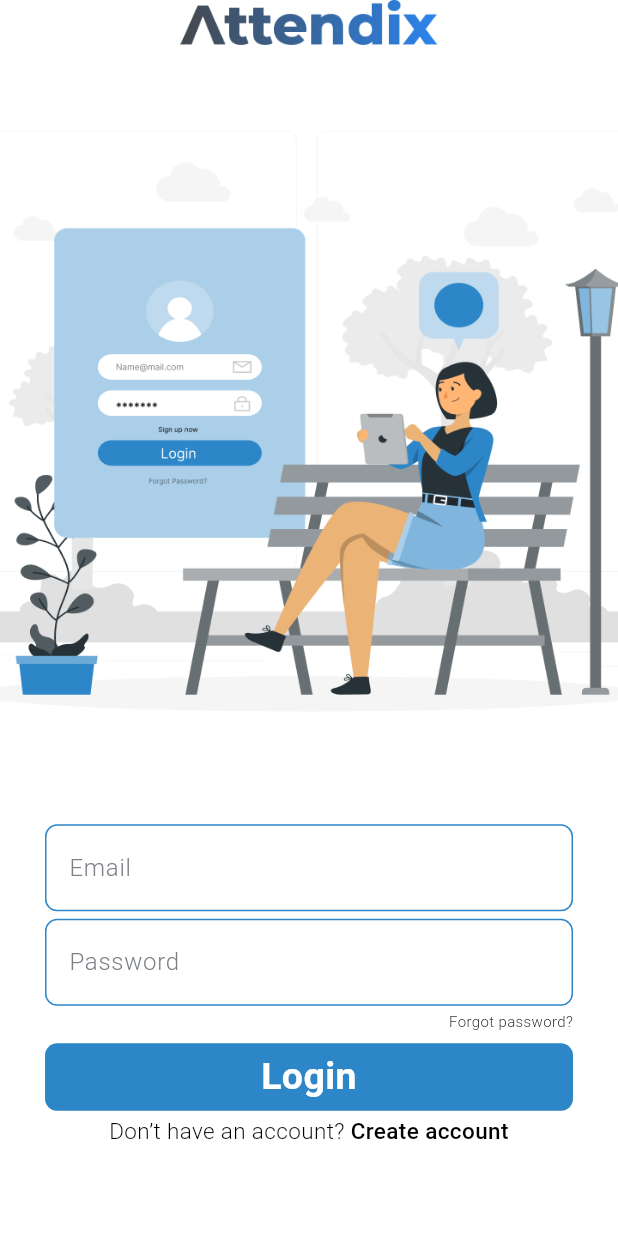
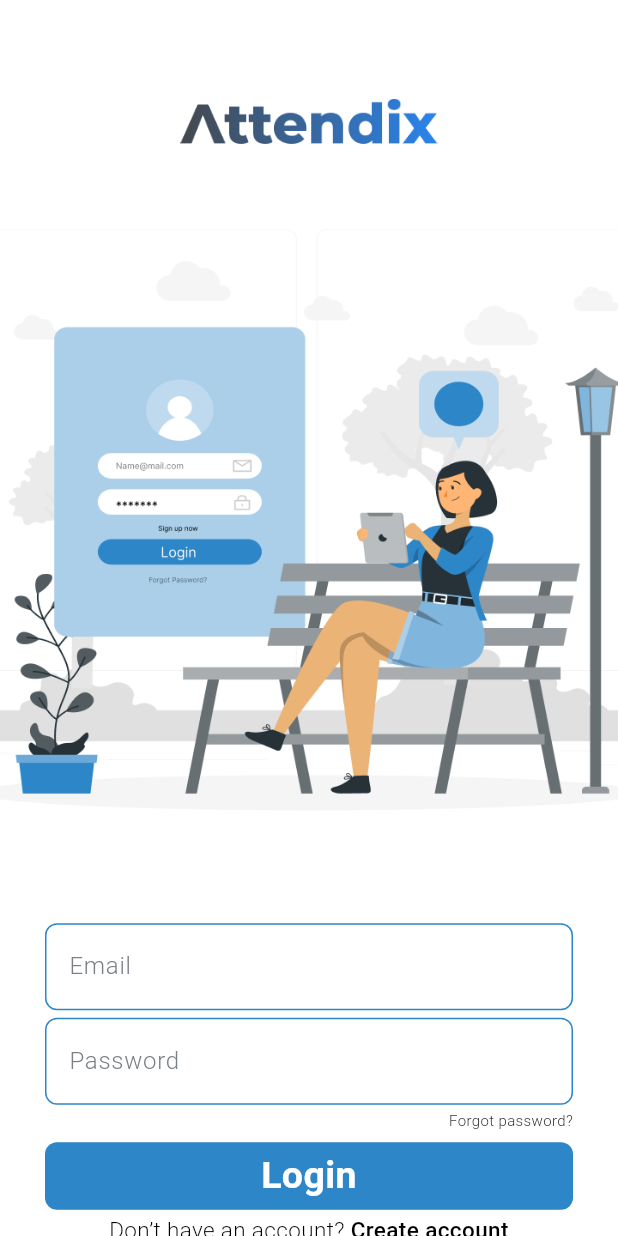
Before and after one commit to dhrisyapn/attendix, a Flutter app: the screen it shows after launch, on a phone screen of 412 x 824 dp. Run offline on Flutter 3.47's test engine with Material 3 defaults, Android fonts, the phone set to English and light mode, and no system bars; Roboto replaces fonts that are missing (Poppins).

Commit message:
update login page

```diff
--- a/lib/login.dart
+++ b/lib/login.dart
@@ -12,9 +12,13 @@
   Widget build(BuildContext context) {
     return Scaffold(
       body: SingleChildScrollView(
+        child: SafeArea(
           child: Column(
             mainAxisAlignment: MainAxisAlignment.center,
             children: [
+              SizedBox(
+                height: MediaQuery.of(context).size.height * 0.08,
+              ),
               Center(
                 child: Image.asset(
                   'assets/logo.png',
@@ -158,6 +162,7 @@
             ],
           ),
         ),
+      ),
     );
   }
 }
```
Lines whose indentation alone changed are shown as unchanged.
